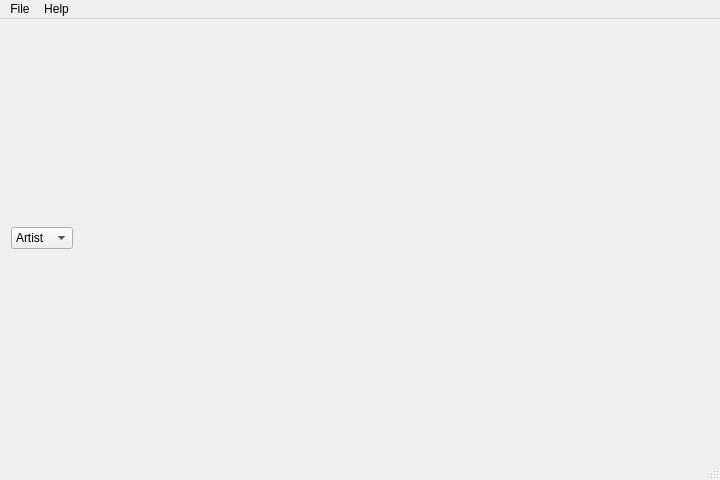
Above: src/beaglemain.ui from hutchgrant/beagleplayer before the change. Below: the same form after it.
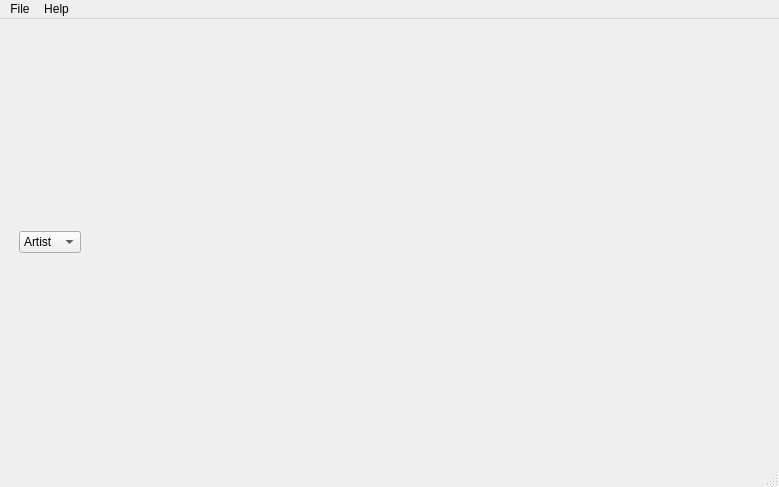
That is the form after the change. Icons and pictures are not drawn.

Commit message: added functinality for next and previous queue buttons

```diff
--- a/src/beaglemain.ui
+++ b/src/beaglemain.ui
@@ -6,8 +6,8 @@
    <rect>
     <x>0</x>
     <y>0</y>
-    <width>720</width>
-    <height>480</height>
+    <width>779</width>
+    <height>487</height>
    </rect>
   </property>
   <property name="windowTitle">
@@ -26,8 +26,24 @@
       </property>
       <item>
        <layout class="QVBoxLayout" name="verticalLayout" stretch="1,10">
+        <property name="spacing">
+         <number>0</number>
+        </property>
         <item>
-         <layout class="QHBoxLayout" name="horizontalLayout">
+         <layout class="QHBoxLayout" name="horizontalLayout" stretch="0,0,9">
+          <item>
+           <spacer name="horizontalSpacer_2">
+            <property name="orientation">
+             <enum>Qt::Horizontal</enum>
+            </property>
+            <property name="sizeHint" stdset="0">
+             <size>
+              <width>8</width>
+              <height>20</height>
+             </size>
+            </property>
+           </spacer>
+          </item>
           <item>
            <widget class="QComboBox" name="ModeCombo">
             <item>
@@ -97,7 +113,7 @@
     <rect>
      <x>0</x>
      <y>0</y>
-     <width>720</width>
+     <width>779</width>
      <height>25</height>
     </rect>
    </property>
```
Left out of the diff: 6 changed lines with no effect on the pictures. The commit also changes 4 other files.
